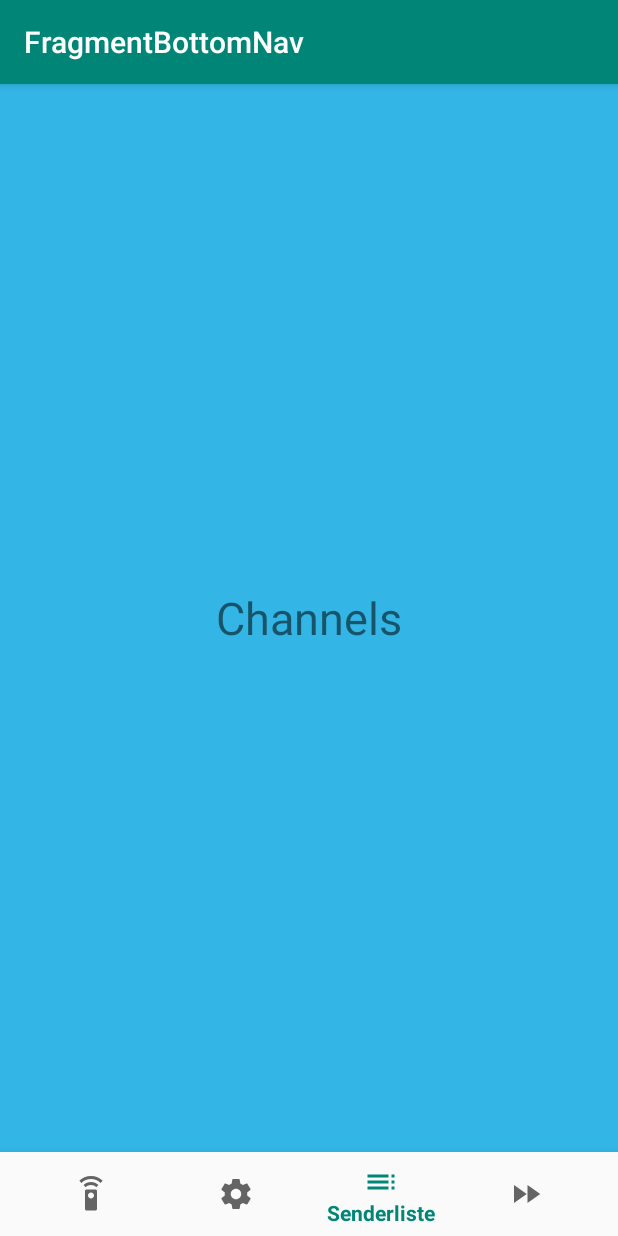
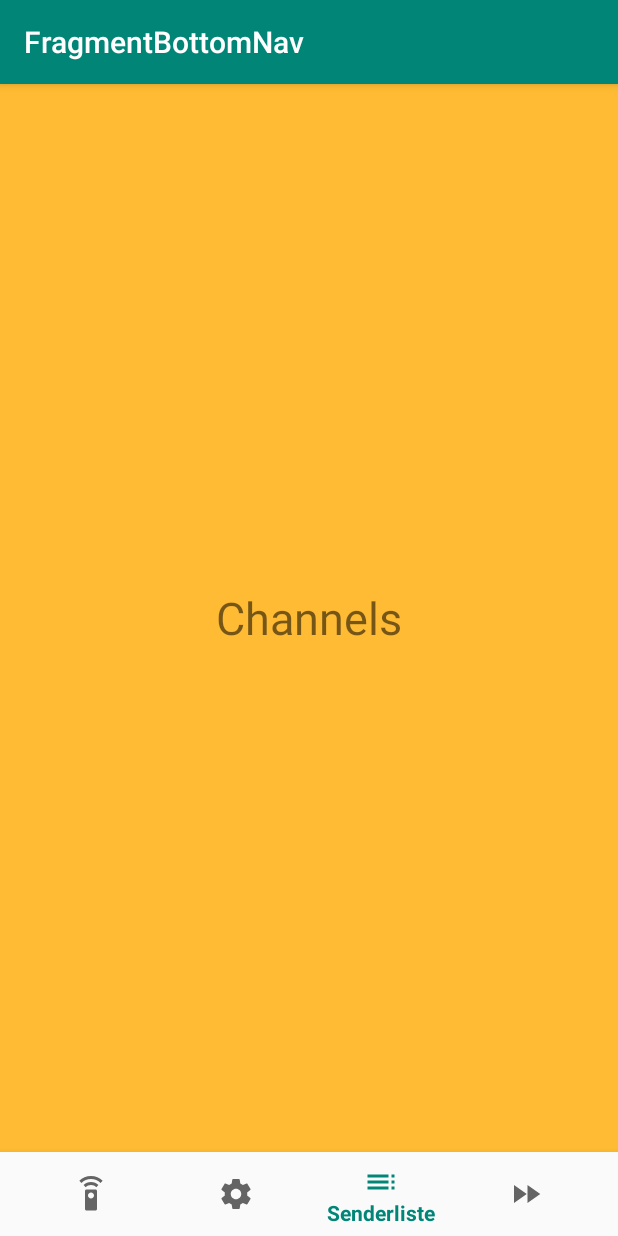
Before and after one commit to GreenSnabl/AndroidPlayground, an Android app: the screen it shows after launch (main), item 3 of the bottom bar chosen, on a phone screen of 412 x 824 dp. Run offline under Robolectric (Android 15) with nearby library versions, the phone set to English and light mode, and no system bars.

Commit message:
changed color

```diff
--- a/FragmentBottomNav/app/src/main/res/layout/fragment_channels.xml
+++ b/FragmentBottomNav/app/src/main/res/layout/fragment_channels.xml
@@ -2,7 +2,7 @@
 <RelativeLayout xmlns:android="http://schemas.android.com/apk/res/android"
     android:layout_width="match_parent"
     android:layout_height="match_parent"
-    android:background="@android:color/holo_blue_light">
+    android:background="@android:color/holo_orange_light">
 
     <TextView
         android:layout_width="wrap_content"
```
